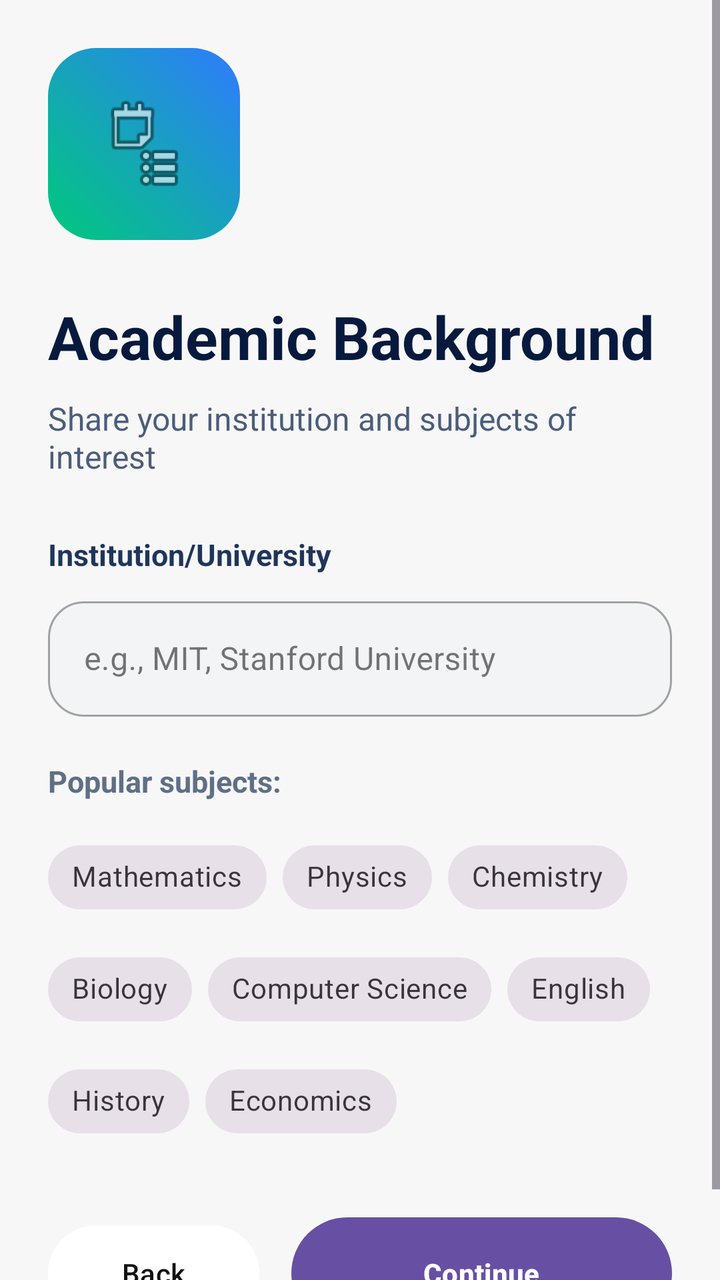
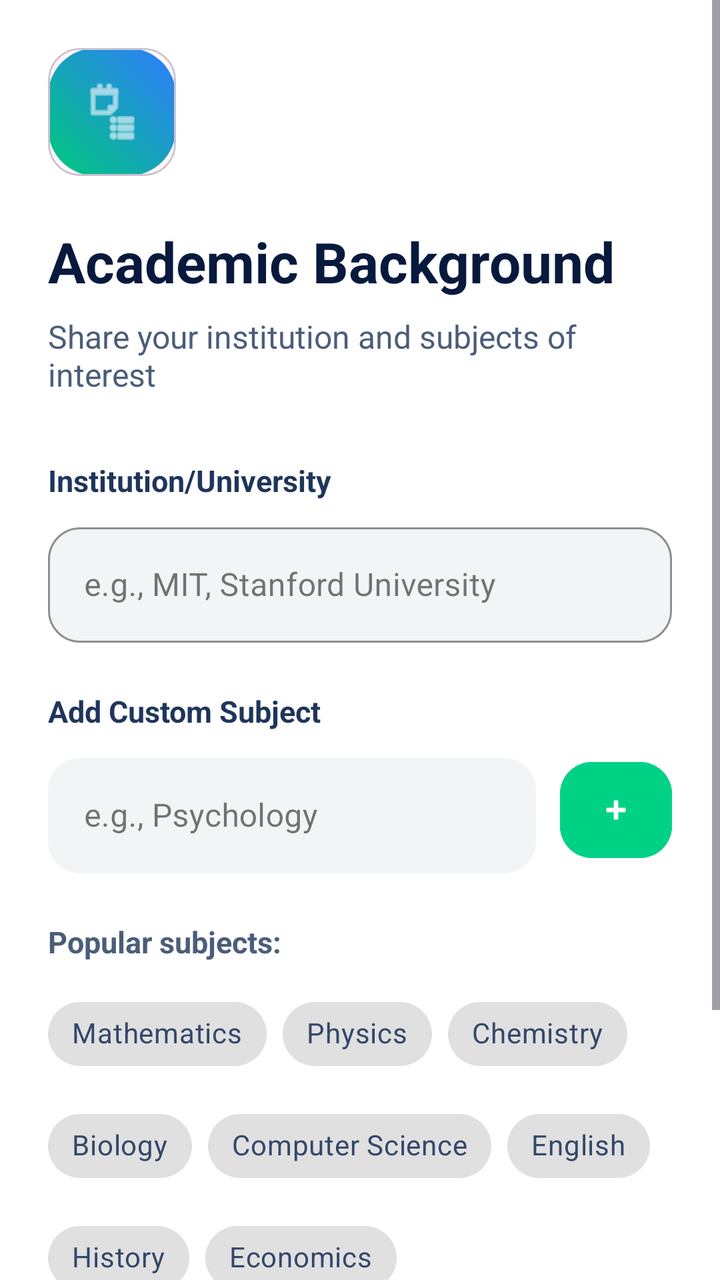

The first picture is an Android layout as it rendered before a commit; the second is the same layout after the commit. The layout source and the unified diff follow.
<!-- AndroidManifest.xml: application theme Theme.PeerTutoringApollo -->
<!-- res/layout/fragment_academic.xml -->
<?xml version="1.0" encoding="utf-8"?>
<ScrollView xmlns:android="http://schemas.android.com/apk/res/android"
    xmlns:app="http://schemas.android.com/apk/res-auto"
    android:layout_width="match_parent"
    android:layout_height="match_parent"
    android:background="#F7F7F8">

    <LinearLayout
        android:layout_width="match_parent"
        android:layout_height="wrap_content"
        android:orientation="vertical"
        android:padding="24dp">

        <ImageView
            android:layout_width="96dp"
            android:layout_height="96dp"
            android:src="@android:drawable/ic_menu_agenda"
            android:background="@drawable/bg_teal_square_gradient"
            android:padding="24dp" />

        <TextView
            android:layout_width="wrap_content"
            android:layout_height="wrap_content"
            android:layout_marginTop="28dp"
            android:text="Academic Background"
            android:textColor="#071A3D"
            android:textSize="30sp"
            android:textStyle="bold" />

        <TextView
            android:layout_width="wrap_content"
            android:layout_height="wrap_content"
            android:layout_marginTop="10dp"
            android:text="Share your institution and subjects of interest"
            android:textColor="#4B5D7A"
            android:textSize="16sp" />

        <TextView
            android:layout_width="wrap_content"
            android:layout_height="wrap_content"
            android:layout_marginTop="28dp"
            android:text="Institution/University"
            android:textColor="#1F355B"
            android:textSize="15sp"
            android:textStyle="bold" />

        <com.google.android.material.textfield.TextInputLayout
            style="@style/Widget.MaterialComponents.TextInputLayout.OutlinedBox"
            android:layout_width="match_parent"
            android:layout_height="wrap_content"
            android:layout_marginTop="8dp"
            app:boxBackgroundColor="#F3F4F6"
            app:boxCornerRadiusBottomEnd="18dp"
            app:boxCornerRadiusBottomStart="18dp"
            app:boxCornerRadiusTopEnd="18dp"
            app:boxCornerRadiusTopStart="18dp">

            <com.google.android.material.textfield.TextInputEditText
                android:id="@+id/editTextInstitution"
                android:layout_width="match_parent"
                android:layout_height="wrap_content"
                android:hint="e.g., MIT, Stanford University"
                android:padding="18dp" />
        </com.google.android.material.textfield.TextInputLayout>

        <TextView
            android:layout_width="wrap_content"
            android:layout_height="wrap_content"
            android:layout_marginTop="22dp"
            android:text="Popular subjects:"
            android:textColor="#5F6F85"
            android:textSize="15sp"
            android:textStyle="bold" />

        <com.google.android.material.chip.ChipGroup
            android:layout_width="match_parent"
            android:layout_height="wrap_content"
            android:layout_marginTop="14dp"
            app:singleSelection="false">

            <com.google.android.material.chip.Chip
                android:id="@+id/chipMathematics"
                style="@style/Widget.MaterialComponents.Chip.Choice"
                android:layout_width="wrap_content"
                android:layout_height="wrap_content"
                android:text="Mathematics"
                android:checkable="true" />

            <com.google.android.material.chip.Chip
                android:id="@+id/chipPhysics"
                style="@style/Widget.MaterialComponents.Chip.Choice"
                android:layout_width="wrap_content"
                android:layout_height="wrap_content"
                android:text="Physics"
                android:checkable="true" />

            <com.google.android.material.chip.Chip
                android:id="@+id/chipChemistry"
                style="@style/Widget.MaterialComponents.Chip.Choice"
                android:layout_width="wrap_content"
                android:layout_height="wrap_content"
                android:text="Chemistry"
                android:checkable="true" />

            <com.google.android.material.chip.Chip
                android:id="@+id/chipBiology"
                style="@style/Widget.MaterialComponents.Chip.Choice"
                android:layout_width="wrap_content"
                android:layout_height="wrap_content"
                android:text="Biology"
                android:checkable="true" />

            <com.google.android.material.chip.Chip
                android:id="@+id/chipComputerScience"
                style="@style/Widget.MaterialComponents.Chip.Choice"
                android:layout_width="wrap_content"
                android:layout_height="wrap_content"
                android:text="Computer Science"
                android:checkable="true" />

            <com.google.android.material.chip.Chip
                android:id="@+id/chipEnglish"
                style="@style/Widget.MaterialComponents.Chip.Choice"
                android:layout_width="wrap_content"
                android:layout_height="wrap_content"
                android:text="English"
                android:checkable="true" />

            <com.google.android.material.chip.Chip
                android:id="@+id/chipHistory"
                style="@style/Widget.MaterialComponents.Chip.Choice"
                android:layout_width="wrap_content"
                android:layout_height="wrap_content"
                android:text="History"
                android:checkable="true" />

            <com.google.android.material.chip.Chip
                android:id="@+id/chipEconomics"
                style="@style/Widget.MaterialComponents.Chip.Choice"
                android:layout_width="wrap_content"
                android:layout_height="wrap_content"
                android:text="Economics"
                android:checkable="true" />
        </com.google.android.material.chip.ChipGroup>

        <LinearLayout
            android:layout_width="match_parent"
            android:layout_height="wrap_content"
            android:layout_marginTop="34dp"
            android:orientation="horizontal">

            <Button
                android:id="@+id/buttonBack"
                android:layout_width="0dp"
                android:layout_height="56dp"
                android:layout_weight="1"
                android:backgroundTint="#FFFFFF"
                android:text="Back"
                android:textAllCaps="false"
                android:textColor="#111111" />

            <Space
                android:layout_width="16dp"
                android:layout_height="1dp" />

            <Button
                android:id="@+id/buttonContinue"
                android:layout_width="0dp"
                android:layout_height="56dp"
                android:layout_weight="1.8"
                android:background="@drawable/bg_button_gradient"
                android:text="Continue"
                android:textAllCaps="false"
                android:textColor="#FFFFFF"
                android:textStyle="bold" />
        </LinearLayout>
    </LinearLayout>
</ScrollView>
<!-- resources referenced by this layout -->
<resources>
  <!-- drawable bg_button_gradient (drawable) -->
  <?xml version="1.0" encoding="utf-8"?>
  <shape xmlns:android="http://schemas.android.com/apk/res/android">
      <gradient
          android:startColor="#B54CFF"
          android:centerColor="#4C6FFF"
          android:endColor="#00C96B"
          android:angle="0" />
      <corners android:radius="28dp" />
  </shape>
  <!-- drawable bg_teal_square_gradient (drawable) -->
  <?xml version="1.0" encoding="utf-8"?>
  <shape xmlns:android="http://schemas.android.com/apk/res/android">
      <gradient
          android:startColor="#00C97B"
          android:endColor="#2F7BFF"
          android:angle="45" />
      <corners android:radius="24dp" />
  </shape>
  <style name="Theme.PeerTutoringApollo" parent="Base.Theme.PeerTutoringApollo" />
  <style name="Base.Theme.PeerTutoringApollo" parent="Theme.Material3.DayNight.NoActionBar">
          
          
      </style>
</resources>

<!-- the commit's change to res/layout/fragment_academic.xml (unified diff, before → after) -->
@@ -3,7 +3,8 @@
     xmlns:app="http://schemas.android.com/apk/res-auto"
     android:layout_width="match_parent"
     android:layout_height="match_parent"
-    android:background="#F7F7F8">
+    android:background="#FFFFFF"
+    android:fillViewport="true">
 
     <LinearLayout
         android:layout_width="match_parent"
@@ -11,72 +12,138 @@
         android:orientation="vertical"
         android:padding="24dp">
 
-        <ImageView
-            android:layout_width="96dp"
-            android:layout_height="96dp"
-            android:src="@android:drawable/ic_menu_agenda"
-            android:background="@drawable/bg_teal_square_gradient"
-            android:padding="24dp" />
+        <com.google.android.material.card.MaterialCardView
+            android:layout_width="64dp"
+            android:layout_height="64dp"
+            app:cardCornerRadius="16dp"
+            app:cardElevation="0dp">
+            <ImageView
+                android:layout_width="match_parent"
+                android:layout_height="match_parent"
+                android:background="@drawable/bg_teal_square_gradient"
+                android:padding="16dp"
+                android:src="@android:drawable/ic_menu_agenda"
+                app:tint="#FFFFFF" />
+        </com.google.android.material.card.MaterialCardView>
 
         <TextView
             android:layout_width="wrap_content"
             android:layout_height="wrap_content"
-            android:layout_marginTop="28dp"
+            android:layout_marginTop="24dp"
             android:text="Academic Background"
             android:textColor="#071A3D"
-            android:textSize="30sp"
+            android:textSize="28sp"
             android:textStyle="bold" />
 
         <TextView
             android:layout_width="wrap_content"
             android:layout_height="wrap_content"
-            android:layout_marginTop="10dp"
+            android:layout_marginTop="8dp"
             android:text="Share your institution and subjects of interest"
             android:textColor="#4B5D7A"
             android:textSize="16sp" />
 
+        
+        <LinearLayout
+            android:id="@+id/layoutInstitution"
+            android:layout_width="match_parent"
+            android:layout_height="wrap_content"
+            android:orientation="vertical"
+            android:layout_marginTop="32dp">
+            <TextView
+                android:layout_width="wrap_content"
+                android:layout_height="wrap_content"
+                android:text="Institution/University"
+                android:textColor="#1F355B"
+                android:textSize="15sp"
+                android:textStyle="bold" />
+            <com.google.android.material.textfield.TextInputLayout
+                style="@style/Widget.MaterialComponents.TextInputLayout.OutlinedBox"
+                android:layout_width="match_parent"
+                android:layout_height="wrap_content"
+                android:layout_marginTop="8dp"
+                app:boxBackgroundColor="#F3F4F6"
+                app:boxCornerRadiusBottomEnd="16dp"
+                app:boxCornerRadiusBottomStart="16dp"
+                app:boxCornerRadiusTopEnd="16dp"
+                app:boxCornerRadiusTopStart="16dp"
+                app:boxStrokeColor="#E4D5FF"
+                app:boxStrokeWidth="1dp">
+                <com.google.android.material.textfield.TextInputEditText
+                    android:id="@+id/editTextInstitution"
+                    android:layout_width="match_parent"
+                    android:layout_height="wrap_content"
+                    android:hint="e.g., MIT, Stanford University"
+                    android:padding="18dp" />
+            </com.google.android.material.textfield.TextInputLayout>
+        </LinearLayout>
+
+        
+        <LinearLayout
+            android:layout_width="match_parent"
+            android:layout_height="wrap_content"
+            android:orientation="vertical"
+            android:layout_marginTop="24dp">
+            <TextView
+                android:layout_width="wrap_content"
+                android:layout_height="wrap_content"
+                android:text="Add Custom Subject"
+                android:textColor="#1F355B"
+                android:textSize="15sp"
+                android:textStyle="bold" />
+            <LinearLayout
+                android:layout_width="match_parent"
+                android:layout_height="wrap_content"
+                android:layout_marginTop="8dp"
+                android:orientation="horizontal"
+                android:gravity="center_vertical">
+                <com.google.android.material.textfield.TextInputLayout
+                    style="@style/Widget.MaterialComponents.TextInputLayout.OutlinedBox"
+                    android:layout_width="0dp"
+                    android:layout_height="wrap_content"
+                    android:layout_weight="1"
+                    app:boxBackgroundColor="#F3F4F6"
+                    app:boxCornerRadiusBottomEnd="16dp"
+                    app:boxCornerRadiusBottomStart="16dp"
+                    app:boxCornerRadiusTopEnd="16dp"
+                    app:boxCornerRadiusTopStart="16dp"
+                    app:boxStrokeWidth="0dp">
+                    <com.google.android.material.textfield.TextInputEditText
+                        android:id="@+id/editTextCustomSubject"
+                        android:layout_width="match_parent"
+                        android:layout_height="wrap_content"
+                        android:hint="e.g., Psychology"
+                        android:padding="18dp" />
+                </com.google.android.material.textfield.TextInputLayout>
+                <com.google.android.material.button.MaterialButton
+                    android:id="@+id/btnAddSubject"
+                    android:layout_width="56dp"
+                    android:layout_height="56dp"
+                    android:layout_marginStart="12dp"
+                    android:backgroundTint="#00D285"
+                    app:icon="@android:drawable/ic_input_add"
+                    app:iconGravity="textStart"
+                    app:iconPadding="0dp"
+                    app:cornerRadius="16dp" />
+            </LinearLayout>
+        </LinearLayout>
+
         <TextView
             android:layout_width="wrap_content"
             android:layout_height="wrap_content"
-            android:layout_marginTop="28dp"
-            android:text="Institution/University"
-            android:textColor="#1F355B"
+            android:layout_marginTop="24dp"
+            android:text="Popular subjects:"
+            android:textColor="#4B5D7A"
             android:textSize="15sp"
             android:textStyle="bold" />
 
-        <com.google.android.material.textfield.TextInputLayout
-            style="@style/Widget.MaterialComponents.TextInputLayout.OutlinedBox"
-            android:layout_width="match_parent"
-            android:layout_height="wrap_content"
-            android:layout_marginTop="8dp"
-            app:boxBackgroundColor="#F3F4F6"
-            app:boxCornerRadiusBottomEnd="18dp"
-            app:boxCornerRadiusBottomStart="18dp"
-            app:boxCornerRadiusTopEnd="18dp"
-            app:boxCornerRadiusTopStart="18dp">
-
-            <com.google.android.material.textfield.TextInputEditText
-                android:id="@+id/editTextInstitution"
-                android:layout_width="match_parent"
-                android:layout_height="wrap_content"
-                android:hint="e.g., MIT, Stanford University"
-                android:padding="18dp" />
-        </com.google.android.material.textfield.TextInputLayout>
-
-        <TextView
-            android:layout_width="wrap_content"
-            android:layout_height="wrap_content"
-            android:layout_marginTop="22dp"
-            android:text="Popular subjects:"
-            android:textColor="#5F6F85"
-            android:textSize="15sp"
-            android:textStyle="bold" />
-
         <com.google.android.material.chip.ChipGroup
-            android:layout_width="match_parent"
-            android:layout_height="wrap_content"
-            android:layout_marginTop="14dp"
-            app:singleSelection="false">
+            android:id="@+id/chipGroupSubjects"
+            android:layout_width="match_parent"
+            android:layout_height="wrap_content"
+            android:layout_marginTop="12dp"
+            app:chipSpacingHorizontal="8dp"
+            app:chipSpacingVertical="8dp">
 
             <com.google.android.material.chip.Chip
                 android:id="@+id/chipMathematics"
@@ -84,7 +151,9 @@
                 android:layout_width="wrap_content"
                 android:layout_height="wrap_content"
                 android:text="Mathematics"
-                android:checkable="true" />
+                app:chipBackgroundColor="#E0E0E0"
+                android:textColor="#33476A"
+                app:chipStrokeWidth="0dp" />
 
             <com.google.android.material.chip.Chip
                 android:id="@+id/chipPhysics"
@@ -92,7 +161,9 @@
                 android:layout_width="wrap_content"
                 android:layout_height="wrap_content"
                 android:text="Physics"
-                android:checkable="true" />
+                app:chipBackgroundColor="#E0E0E0"
+                android:textColor="#33476A"
+                app:chipStrokeWidth="0dp" />
 
             <com.google.android.material.chip.Chip
                 android:id="@+id/chipChemistry"
@@ -100,7 +171,9 @@
                 android:layout_width="wrap_content"
                 android:layout_height="wrap_content"
                 android:text="Chemistry"
-                android:checkable="true" />
+                app:chipBackgroundColor="#E0E0E0"
+                android:textColor="#33476A"
+                app:chipStrokeWidth="0dp" />
 
             <com.google.android.material.chip.Chip
                 android:id="@+id/chipBiology"
@@ -108,7 +181,9 @@
                 android:layout_width="wrap_content"
                 android:layout_height="wrap_content"
                 android:text="Biology"
-                android:checkable="true" />
+                app:chipBackgroundColor="#E0E0E0"
+                android:textColor="#33476A"
+                app:chipStrokeWidth="0dp" />
 
             <com.google.android.material.chip.Chip
                 android:id="@+id/chipComputerScience"
@@ -116,7 +191,9 @@
                 android:layout_width="wrap_content"
                 android:layout_height="wrap_content"
                 android:text="Computer Science"
-                android:checkable="true" />
+                app:chipBackgroundColor="#E0E0E0"
+                android:textColor="#33476A"
+                app:chipStrokeWidth="0dp" />
 
             <com.google.android.material.chip.Chip
                 android:id="@+id/chipEnglish"
@@ -124,7 +201,9 @@
                 android:layout_width="wrap_content"
                 android:layout_height="wrap_content"
                 android:text="English"
-                android:checkable="true" />
+                app:chipBackgroundColor="#E0E0E0"
+                android:textColor="#33476A"
+                app:chipStrokeWidth="0dp" />
 
             <com.google.android.material.chip.Chip
                 android:id="@+id/chipHistory"
@@ -132,7 +211,9 @@
                 android:layout_width="wrap_content"
                 android:layout_height="wrap_content"
                 android:text="History"
-                android:checkable="true" />
+                app:chipBackgroundColor="#E0E0E0"
+                android:textColor="#33476A"
+                app:chipStrokeWidth="0dp" />
 
             <com.google.android.material.chip.Chip
                 android:id="@+id/chipEconomics"
@@ -140,39 +221,53 @@
                 android:layout_width="wrap_content"
                 android:layout_height="wrap_content"
                 android:text="Economics"
-                android:checkable="true" />
+                app:chipBackgroundColor="#E0E0E0"
+                android:textColor="#33476A"
+                app:chipStrokeWidth="0dp" />
         </com.google.android.material.chip.ChipGroup>
 
         <LinearLayout
             android:layout_width="match_parent"
             android:layout_height="wrap_content"
-            android:layout_marginTop="34dp"
+            android:layout_marginTop="40dp"
             android:orientation="horizontal">
-
             <Button
                 android:id="@+id/buttonBack"
                 android:layout_width="0dp"
                 android:layout_height="56dp"
                 android:layout_weight="1"
                 android:backgroundTint="#FFFFFF"
+                app:strokeColor="#D9DCE3"
+                app:strokeWidth="1dp"
                 android:text="Back"
                 android:textAllCaps="false"
-                android:textColor="#111111" />
-
-            <Space
-                android:layout_width="16dp"
-                android:layout_height="1dp" />
-
+                android:textColor="#1F355B"
+                app:cornerRadius="28dp" />
+            <Space android:layout_width="16dp" android:layout_height="1dp" />
             <Button
                 android:id="@+id/buttonContinue"
                 android:layout_width="0dp"
                 android:layout_height="56dp"
-                android:layout_weight="1.8"
+                android:layout_weight="1.5"
                 android:background="@drawable/bg_button_gradient"
                 android:text="Continue"
                 android:textAllCaps="false"
                 android:textColor="#FFFFFF"
-                android:textStyle="bold" />
-        </LinearLayout>
+                android:textStyle="bold"
+                app:backgroundTint="@null" />
+        </LinearLayout>
+
+        <LinearLayout
+            android:layout_width="wrap_content"
+            android:layout_height="wrap_content"
+            android:layout_marginTop="32dp"
+            android:layout_gravity="center_horizontal"
+            android:orientation="horizontal">
+            <View android:layout_width="32dp" android:layout_height="6dp" android:background="#B54CFF" android:layout_marginEnd="6dp" />
+            <View android:layout_width="32dp" android:layout_height="6dp" android:background="#B54CFF" android:layout_marginEnd="6dp" />
+            <View android:layout_width="32dp" android:layout_height="6dp" android:background="#B54CFF" android:layout_marginEnd="6dp" />
+            <View android:layout_width="32dp" android:layout_height="6dp" android:background="#E0E0E0" />
+        </LinearLayout>
+
     </LinearLayout>
 </ScrollView>
<!-- resource entries referenced after the edit -->
@@ -5,8 +5,7 @@
   <shape xmlns:android="http://schemas.android.com/apk/res/android">
       <gradient
           android:startColor="#B54CFF"
-          android:centerColor="#4C6FFF"
-          android:endColor="#00C96B"
+          android:endColor="#B54CFF"
           android:angle="0" />
       <corners android:radius="28dp" />
   </shape>
